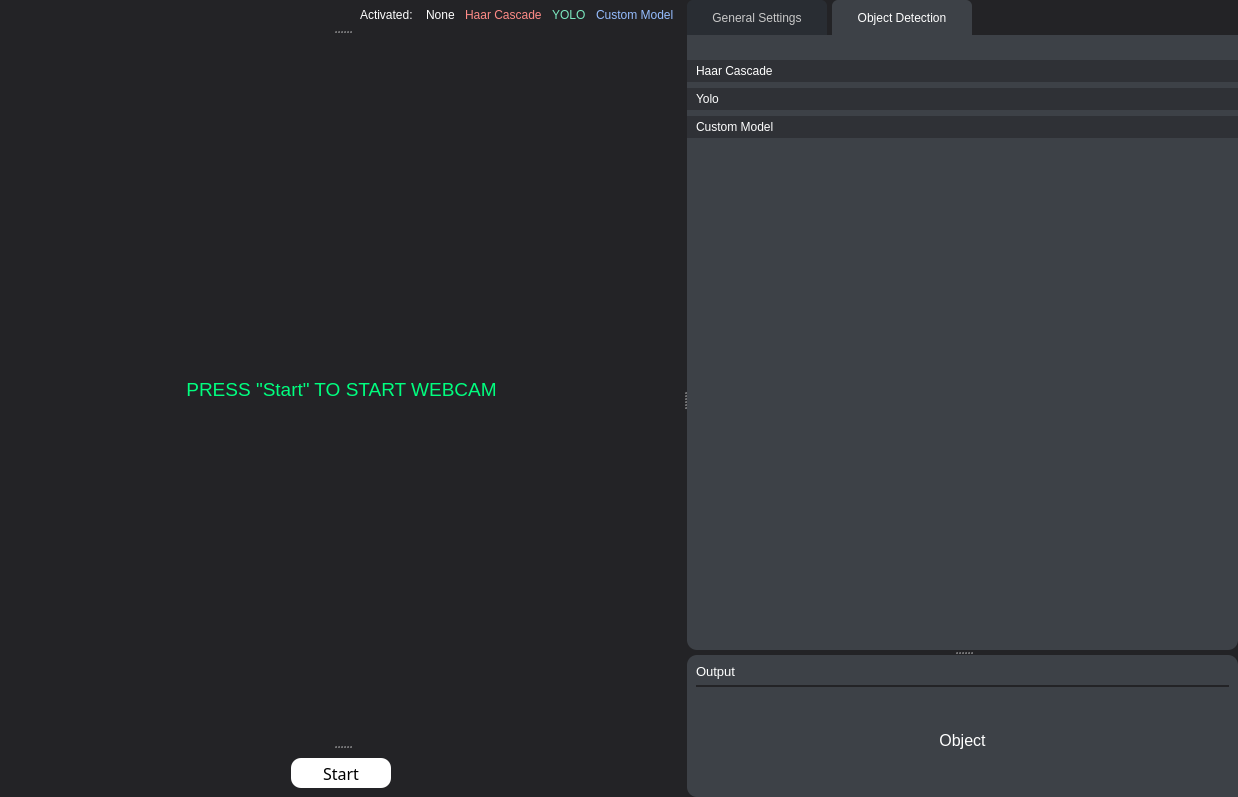
Old version of the form GUI/ui_mainPage.ui in the repository Tobias-Mauritzon/DAT067.
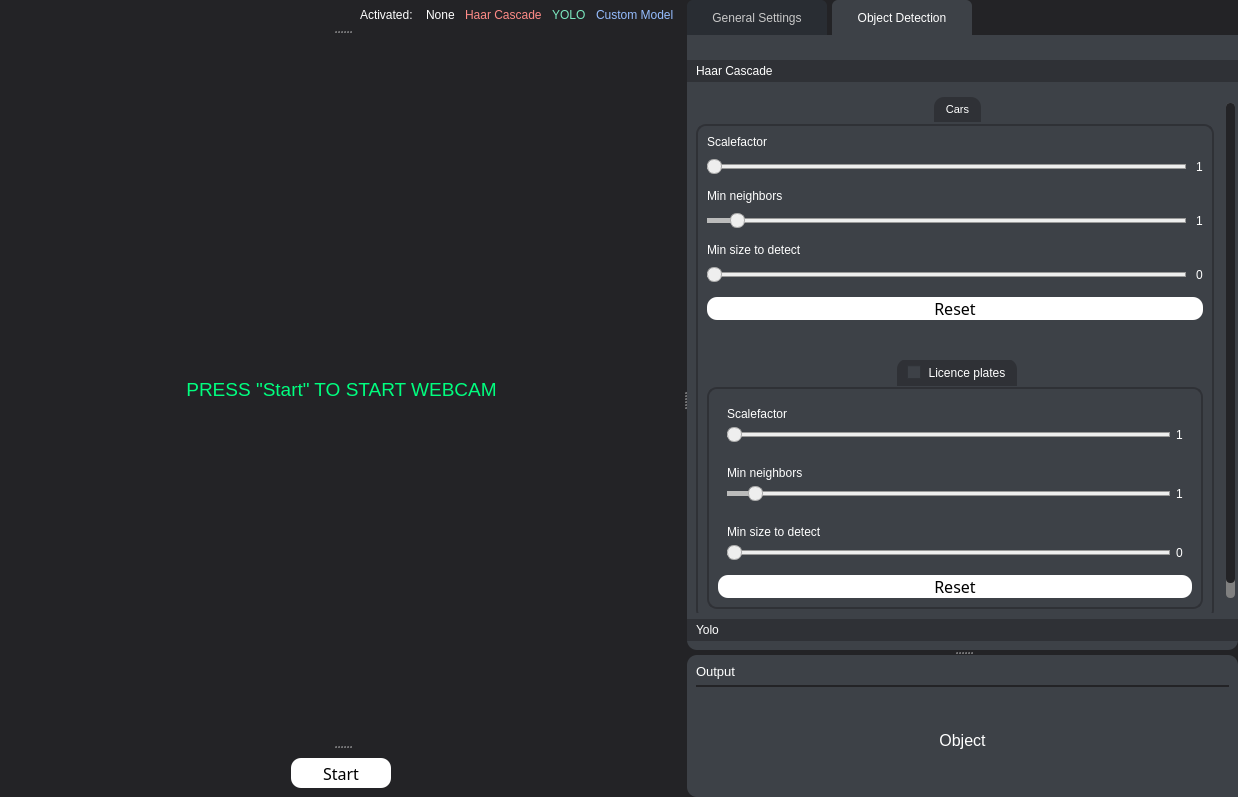
New version of the form. The open tabs and pages were chosen to show the change.

The edit to the form file:
```diff
--- a/GUI/ui_mainPage.ui
+++ b/GUI/ui_mainPage.ui
@@ -1154,7 +1154,7 @@
                        <x>0</x>
                        <y>0</y>
                        <width>569</width>
-                       <height>592</height>
+                       <height>593</height>
                       </rect>
                      </property>
                      <property name="sizePolicy">
@@ -2247,19 +2247,6 @@
                           </item>
                          </layout>
                         </widget>
-                        <widget class="QWidget" name="page_4">
-                         <property name="geometry">
-                          <rect>
-                           <x>0</x>
-                           <y>0</y>
-                           <width>100</width>
-                           <height>30</height>
-                          </rect>
-                         </property>
-                         <attribute name="label">
-                          <string>Custom Model</string>
-                         </attribute>
-                        </widget>
                        </widget>
                       </item>
                      </layout>
```
Left out of the diff: 6 changed lines with no effect on the pictures.
